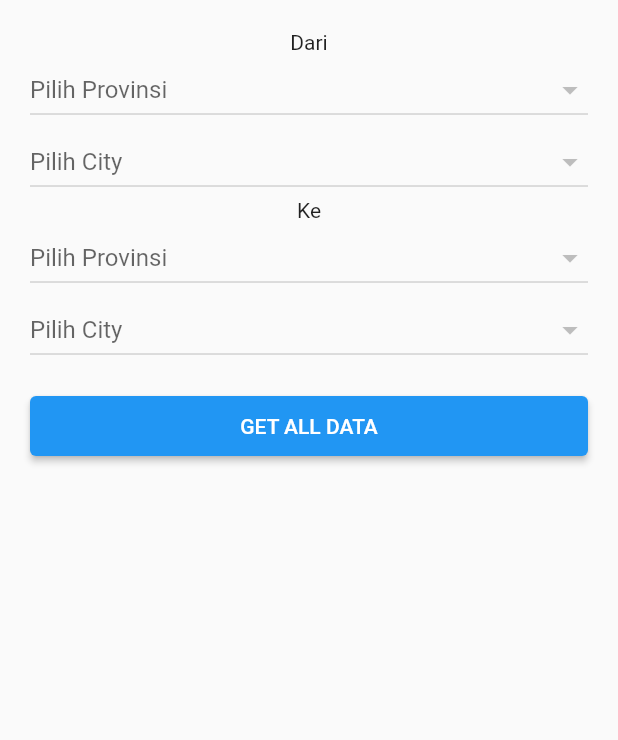
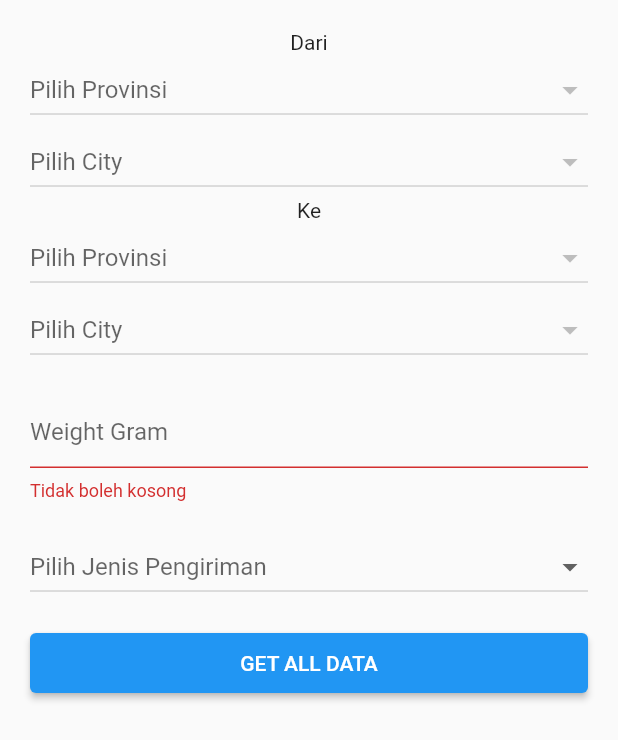
Before and after one commit to yusupcr9/deep_flutter, a Flutter app: the LocationPage screen opened by its route, after a tap on "GET ALL DATA", on a phone screen of 412 x 824 dp. Shown: the top 740 px of the screen. Run offline on Flutter 3.47's test engine with Material 2 defaults, Android fonts, the phone set to English and light mode, and no system bars; our stand-ins replace another_flushbar, auto_route, bloc, dartz, dio, flutter_bloc and 3 more; network calls fail.

Commit message:
Finishing Cekk Ongkir

```diff
--- a/deep_flutter/lib/presentation/location/location_page.dart
+++ b/deep_flutter/lib/presentation/location/location_page.dart
@@ -1,6 +1,8 @@
 import 'package:another_flushbar/flushbar_helper.dart';
+import 'package:deep_flutter/common/validation/input_validation.dart';
 import 'package:deep_flutter/domain/location/location_data.dart';
 import 'package:flutter/material.dart';
+import 'package:flutter/services.dart';
 import 'package:flutter_bloc/flutter_bloc.dart';
 
 import '../../application/location/location_bloc.dart';
@@ -28,6 +30,30 @@ class _LocationPageState extends State<LocationPage> {
   LocationResultData? _provinceToSelected;
   List<DropdownMenuItem<LocationResultData>>? _cityToListItem = [];
   LocationResultData? _cityToSelected;
+
+  TextEditingController _weightController = TextEditingController();
+  FocusNode _weightFocusNode = FocusNode();
+  AutovalidateMode _autoValidateMode = AutovalidateMode.disabled;
+  final _formKey = GlobalKey<FormState>();
+  String? _selectedCourier;
+
+  void _validateInputs(BuildContext context) {
+    if (_formKey.currentState!.validate()) {
+      context.read<LocationBloc>()
+        ..add(
+          LocationEvent.getCost(
+            fromData: _cityFromSelected!,
+            toData: _cityToSelected!,
+            courier: _selectedCourier!,
+            weight: int.parse(_weightController.text),
+          ),
+        );
+    } else {
+      setState(() {
+        _autoValidateMode = AutovalidateMode.always;
+      });
+    }
+  }
 
   void locationFromBlocListener(BuildContext context, LocationState state) {
     state.maybeMap(
@@ -152,6 +178,46 @@ class _LocationPageState extends State<LocationPage> {
                     sectionLabel: "Ke",
                     isDataFrom: false),
                 SizedBox(height: 20),
+                Form(
+                  key: _formKey,
+                  autovalidateMode: _autoValidateMode,
+                  child: TextFormField(
+                    keyboardType: TextInputType.number,
+                    controller: _weightController,
+                    focusNode: _weightFocusNode,
+                    validator: (value) {
+                      if (value == null || value.isEmpty) {
+                        return 'Tidak boleh kosong';
+                      }
+                      return null;
+                    },
+                    decoration: InputDecoration(
+                      hintText: "Weight Gram",
+                      suffixText: "gram",
+                      border: UnderlineInputBorder(
+                        borderSide: BorderSide(width: 3),
+                      ),
+                    ),
+                  ),
+                ),
+                SizedBox(height: 20),
+                Container(
+                  width: double.infinity,
+                  child: DropdownButton<String>(
+                    isExpanded: true,
+                    hint: Text("Pilih Jenis Pengiriman"),
+                    items: [
+                      DropdownMenuItem(child: Text("JNE"), value: "jne"),
+                      DropdownMenuItem(child: Text("POS"), value: "pos"),
+                      DropdownMenuItem(child: Text("TIKI"), value: "tiki"),
+                    ],
+                    onChanged: (newVal) => setState(() {
+                      _selectedCourier = newVal;
+                    }),
+                    value: _selectedCourier,
+                  ),
+                ),
+                SizedBox(height: 20),
                 BlocProvider(
                   create: (context) => getIt<LocationBloc>(),
                   child: BlocConsumer<LocationBloc, LocationState>(
@@ -162,7 +228,17 @@ class _LocationPageState extends State<LocationPage> {
                               () => {},
                               (a) => a.fold(
                                     (l) => print("Error"),
-                                    (r) => print(r.toString()),
+                                    (r) => showDialog(
+                                        context: context,
+                                        builder: (context) {
+                                          return SimpleDialog(
+                                            title: Text("Hasil Pencarian"),
+                                            children: r.results[0].costs
+                                                .map(
+                                                    (e) => listItemOfService(e))
+                                                .toList(),
+                                          );
+                                        }),
                                   )));
                     },
                     builder: (context, state) {
@@ -171,15 +247,7 @@ class _LocationPageState extends State<LocationPage> {
                         height: 40,
                         child: ElevatedButton(
                             onPressed: () {
-                              context.read<LocationBloc>()
-                                ..add(
-                                  LocationEvent.getCost(
-                                    fromData: _cityFromSelected!,
-                                    toData: _cityToSelected!,
-                                    courier: "jne",
-                                    weight: 1,
-                                  ),
-                                );
+                              _validateInputs(context);
                             },
                             child: Text("GET ALL DATA")),
                       );
@@ -193,6 +261,12 @@ class _LocationPageState extends State<LocationPage> {
       ),
     );
   }
+
+  Widget listItemOfService(Costs e) => ListTile(
+        title: Text(e.service),
+        trailing: Text("Rp." + e.cost[0].value.toString()),
+        subtitle: Text(e.cost[0].etd.toString() + " Hari"),
+      );
 
   BlocProvider<LocationBloc> blocProviderLocation({
     required BuildContext context,
```
Also changed, not shown: deep_flutter/lib/common/validation/input_validation.dart (added, +7 -0 lines).
